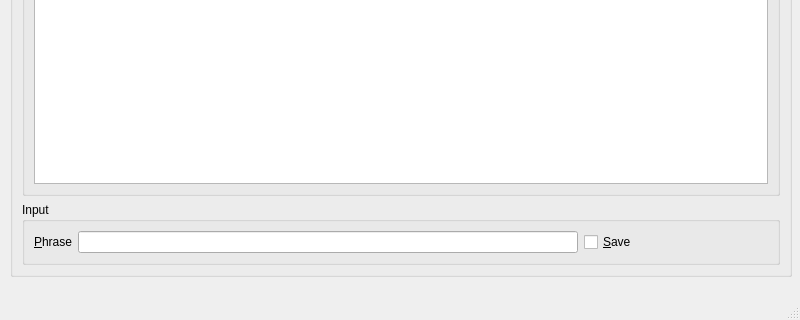
The window that mainwindow.ui (QTinman/biblex) describes before a commit, drawn with Qt 5; both pictures show x 0 to 800 and y 280 to 600 of the 800 by 600 pixel window.
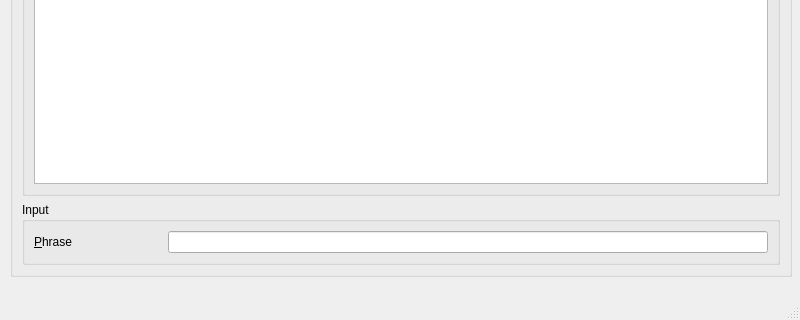
The same window after the commit. Icons and pictures are not drawn.

What changed in the file:
```diff
--- a/mainwindow.ui
+++ b/mainwindow.ui
@@ -71,7 +71,7 @@
             </property>
             <property name="minimumSize">
              <size>
-              <width>500</width>
+              <width>600</width>
               <height>0</height>
              </size>
             </property>
@@ -88,13 +88,6 @@
           </item>
          </layout>
         </item>
-        <item>
-         <widget class="QCheckBox" name="SaveHistory">
-          <property name="text">
-           <string>&amp;Save</string>
-          </property>
-         </widget>
-        </item>
        </layout>
       </widget>
      </item>
```
Left out of the diff: 12 changed lines with no effect on the pictures.
